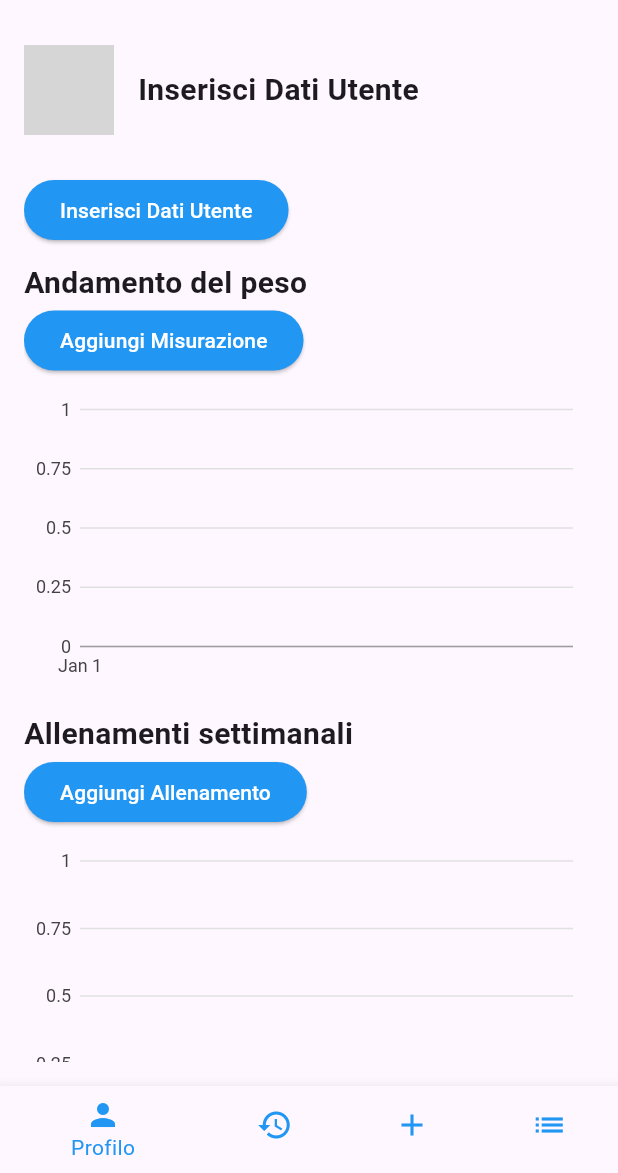
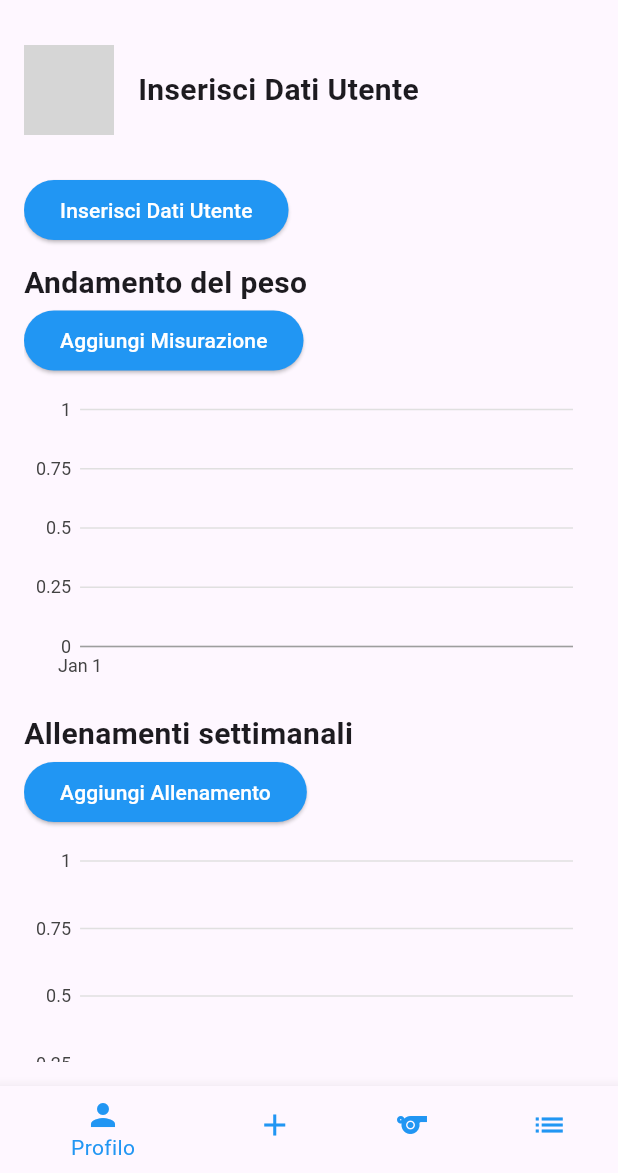
Before and after one commit to 88KEVIN88/fitness, a Flutter app: the screen it shows after launch, on a phone screen of 412 x 824 dp, the part 63-1236 px from its top. Run offline on Flutter 3.47's test engine with Material 3 defaults, Android fonts, the phone set to English and light mode, and no system bars; our stand-ins replace charts_flutter; network calls fail; Roboto replaces fonts that are missing (Arial); grey boxes are pictures that could not be loaded.

Commit message:
Modifica stile applicazione

```diff
--- a/lib/all_workouts_page.dart
+++ b/lib/all_workouts_page.dart
@@ -50,7 +50,7 @@ class _AllWorkoutsPageState extends State<AllWorkoutsPage> {
   Widget build(BuildContext context) {
     return Scaffold(
       appBar: AppBar(
-        title: const Text('Tutti gli Allenamenti'),
+        title: const Text('Tutti gli esercizi'),
       ),
       body: Column(
         children: [
--- a/lib/create_workout_page.dart
+++ b/lib/create_workout_page.dart
@@ -16,7 +16,7 @@ class _CreateWorkoutPageState extends State<CreateWorkoutPage> {
   Widget build(BuildContext context) {
     return Scaffold(
       appBar: AppBar(
-        title: const Text('Aggiugi Allenamento'),
+        title: const Text('Crea Esercizio'),
       ),
       body: Padding(
         padding: const EdgeInsets.all(16.0),
--- a/lib/main.dart
+++ b/lib/main.dart
@@ -68,12 +68,12 @@ class _HomePageState extends State<HomePage> {
             label: 'Profilo',
           ),
           BottomNavigationBarItem(
-            icon: Icon(Icons.history, color: Colors.blue),
-            label: 'Cronologia',
+            icon: Icon(Icons.add, color: Colors.blue),
+            label: 'Crea Allenamenti',
           ),
           BottomNavigationBarItem(
-            icon: Icon(Icons.add, color: Colors.blue),
-            label: 'Crea',
+            icon: Icon(Icons.sports_outlined, color: Colors.blue),
+            label: 'Crea Esercizio',
           ),
           BottomNavigationBarItem(
             icon: Icon(Icons.list, color: Colors.blue),
--- a/lib/workout_history_page.dart
+++ b/lib/workout_history_page.dart
@@ -102,7 +102,7 @@ class _WorkoutHistoryPageState extends State<WorkoutHistoryPage> {
   Widget build(BuildContext context) {
     return Scaffold(
       appBar: AppBar(
-        title: const Text('Cronologia allenamenti'),
+        title: const Text('Crea un allenamento'),
         actions: [
           IconButton(
             icon: const Icon(Icons.add),
@@ -393,7 +393,7 @@ class _AddWorkoutPageState extends State<AddWorkoutPage> {
                 },
               ),
             ),
-            const SizedBox(height: 16.0),
+            const SizedBox(height: 10.0),
             ElevatedButton(
               onPressed: _saveWorkout,
               child: const Text('Salva Allenamento'),
--- a/pubspec.yaml
+++ b/pubspec.yaml
@@ -1,4 +1,4 @@
-name: Fitness Tracker
+name: fitness
 description: "A new Flutter project."
 icon: gym.png # Path: assets/images/gym.png
 # The following line prevents the package from being accidentally published to
```
